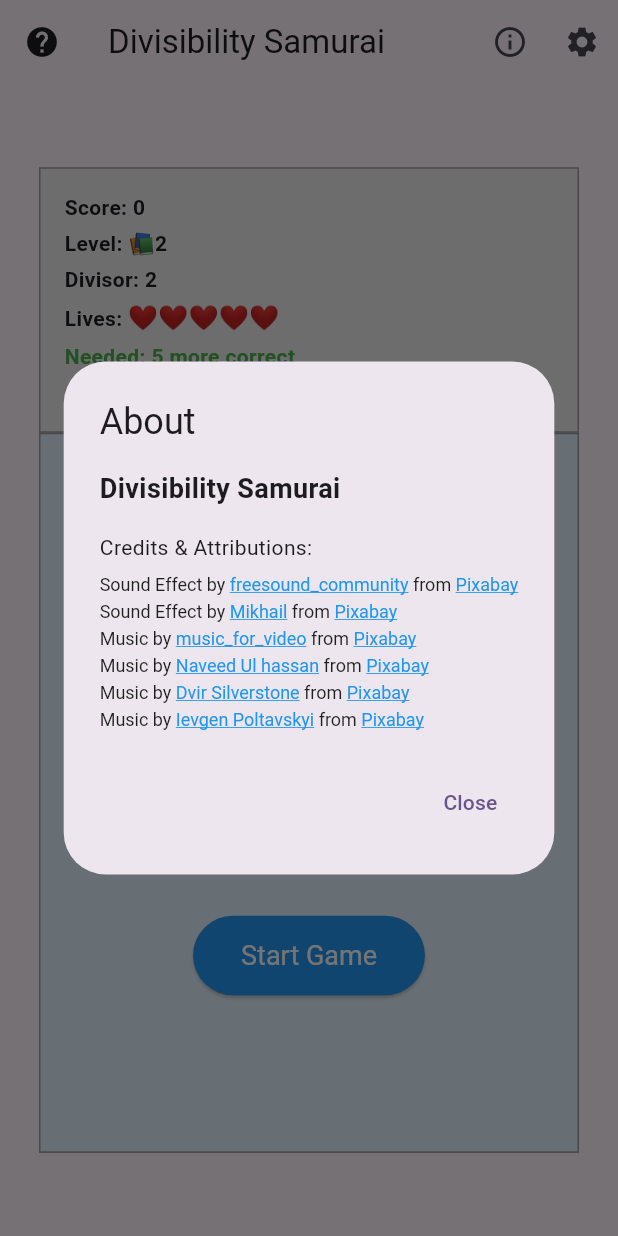
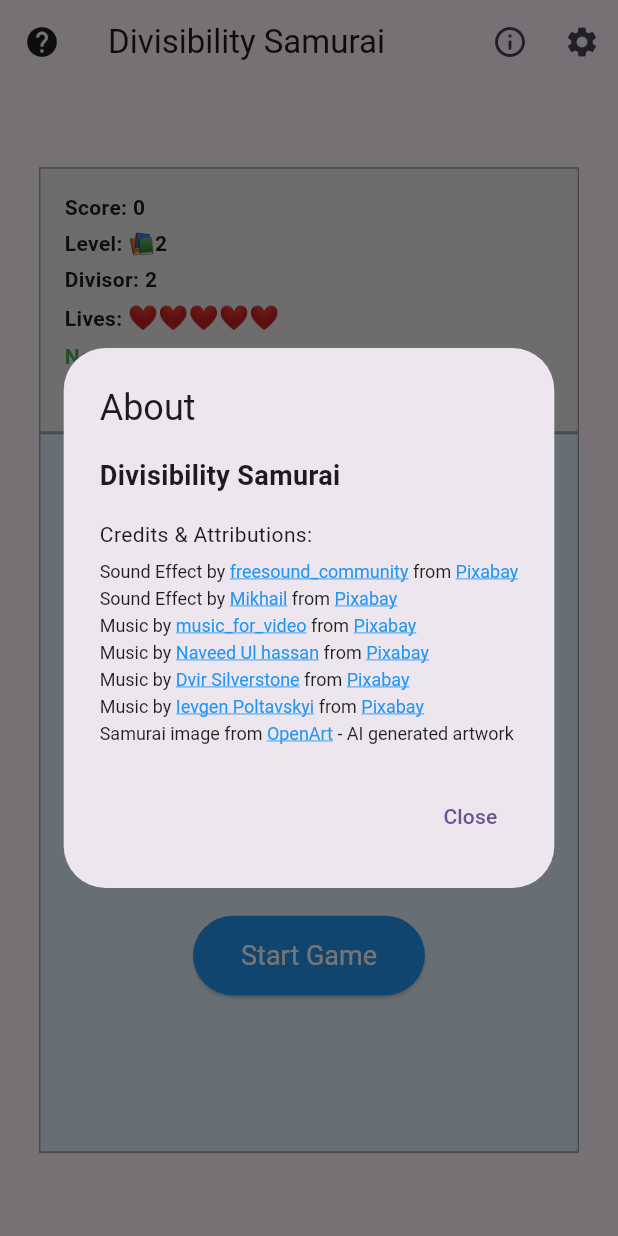
Before and after one commit to davidpangsw/divisibility-samurai, a Flutter app: the screen it shows after launch, after a tap on the "info outline" icon, on a phone screen of 412 x 824 dp. Run offline on Flutter 3.47's test engine with Material 3 defaults, Android fonts, the phone set to English and light mode, and no system bars; our stand-ins replace google_fonts; missing offline and left inert: dart:html, universal_html.

```diff
--- a/lib/utils/sound_manager.dart
+++ b/lib/utils/sound_manager.dart
@@ -1,10 +1,12 @@
 import 'package:universal_html/html.dart' as html;
+import 'package:flutter/services.dart';
 import 'dart:math';
 import '../configs/config.dart';
 
 class SoundManager {
   static bool _soundEnabled = true;
   static final List<html.AudioElement> _slashAudios = [];
+  static final Map<String, String> _audioUrls = {}; // Cache for asset URLs
   static final Random _random = Random();
   static html.AudioElement? _currentBgm;
   static double _bgmVolume = 0.25; // Default 25%
@@ -22,13 +24,38 @@ class SoundManager {
       // Initialize all slash sounds from config
       final slashSoundPaths = Config.slashSoundPaths;
       for (String soundPath in slashSoundPaths) {
-        final audio = html.AudioElement('assets/$soundPath');
+        final audioUrl = await _getAssetUrl('assets/$soundPath');
+        if (audioUrl != null) {
+          final audio = html.AudioElement(audioUrl);
           audio.preload = 'auto';
           audio.volume = _sfxVolume;
           _slashAudios.add(audio);
         }
+      }
     } catch (e) {
       // Silent fail
+    }
+  }
+
+  /// Get proper asset URL using Flutter's asset bundle
+  static Future<String?> _getAssetUrl(String assetPath) async {
+    try {
+      // Check cache first
+      if (_audioUrls.containsKey(assetPath)) {
+        return _audioUrls[assetPath];
+      }
+
+      // Load asset using Flutter's asset bundle
+      final bytes = await rootBundle.load(assetPath);
+      final blob = html.Blob([bytes.buffer.asUint8List()]);
+      final url = html.Url.createObjectUrl(blob);
+
+      // Cache the URL
+      _audioUrls[assetPath] = url;
+      return url;
+    } catch (e) {
+      // If Flutter asset loading fails, try direct path (fallback)
+      return 'assets/$assetPath';
     }
   }
 
@@ -150,7 +177,9 @@ class SoundManager {
       if (musicPaths.isNotEmpty) {
         // Randomly select a music track
         final selectedPath = musicPaths[_random.nextInt(musicPaths.length)];
-        _currentBgm = html.AudioElement('assets/$selectedPath');
+        final audioUrl = await _getAssetUrl('assets/$selectedPath');
+        if (audioUrl != null) {
+          _currentBgm = html.AudioElement(audioUrl);
           _currentBgm!.volume = _bgmVolume;
           _currentBgm!.loop = true; // Loop forever
 
@@ -171,6 +200,7 @@ class SoundManager {
 
           await _currentBgm!.play();
           _currentBgmTier = tier; // Set current tier after successful play
+        }
       }
     } catch (e) {
       // Silent fail
--- a/lib/widgets/about_dialog/about_dialog.dart
+++ b/lib/widgets/about_dialog/about_dialog.dart
@@ -89,6 +89,16 @@ class AboutGameDialog extends StatelessWidget {
               'Pixabay',
               'https://pixabay.com/music//?utm_source=link-attribution&utm_medium=referral&utm_campaign=music&utm_content=272176',
             ),
+            const SizedBox(height: 4),
+
+            _buildAttribution(
+              'Samurai image from ',
+              'OpenArt',
+              'https://openart.ai/',
+              ' - AI generated artwork',
+              '',
+              '',
+            ),
           ],
         ),
       ),
@@ -109,10 +119,7 @@ class AboutGameDialog extends StatelessWidget {
     String linkText2,
     String url2,
   ) {
-    return RichText(
-      text: TextSpan(
-        style: const TextStyle(color: Colors.black87, fontSize: 12),
-        children: [
+    List<TextSpan> spans = [
       TextSpan(text: prefix),
       TextSpan(
         text: linkText1,
@@ -124,6 +131,11 @@ class AboutGameDialog extends StatelessWidget {
           ..onTap = () => _launchUrl(url1),
       ),
       TextSpan(text: middle),
+    ];
+
+    // Only add second link if it's not empty
+    if (linkText2.isNotEmpty && url2.isNotEmpty) {
+      spans.add(
         TextSpan(
           text: linkText2,
           style: const TextStyle(
@@ -133,7 +145,13 @@ class AboutGameDialog extends StatelessWidget {
           recognizer: TapGestureRecognizer()
             ..onTap = () => _launchUrl(url2),
         ),
-        ],
+      );
+    }
+
+    return RichText(
+      text: TextSpan(
+        style: const TextStyle(color: Colors.black87, fontSize: 12),
+        children: spans,
       ),
     );
   }
--- a/lib/widgets/game_widget/game_widget.dart
+++ b/lib/widgets/game_widget/game_widget.dart
@@ -74,7 +74,7 @@ class _GameWidgetState extends State<GameWidget> {
                             ClipRRect(
                               borderRadius: BorderRadius.circular(12),
                               child: Image.asset(
-                                'images/samurai/openart-image_oOwjbEGr_1752429681294_raw.jpg',
+                                'assets/images/samurai/openart-image_oOwjbEGr_1752429681294_raw.jpg',
                                 width: 150,
                                 height: 100,
                                 fit: BoxFit.cover,
--- a/lib/widgets/help_dialog/help_dialog.dart
+++ b/lib/widgets/help_dialog/help_dialog.dart
@@ -21,7 +21,7 @@ class HelpDialog extends StatelessWidget {
               child: ClipRRect(
                 borderRadius: BorderRadius.circular(12),
                 child: Image.asset(
-                  'images/samurai/openart-image_oOwjbEGr_1752429681294_raw.jpg',
+                  'assets/images/samurai/openart-image_oOwjbEGr_1752429681294_raw.jpg',
                   width: 200,
                   height: 150,
                   fit: BoxFit.cover,
```
Also changed, not shown: pubspec.yaml (+8 -0 lines), firebase.json (added), 7 other files. Lines whose indentation alone changed are shown as unchanged.
